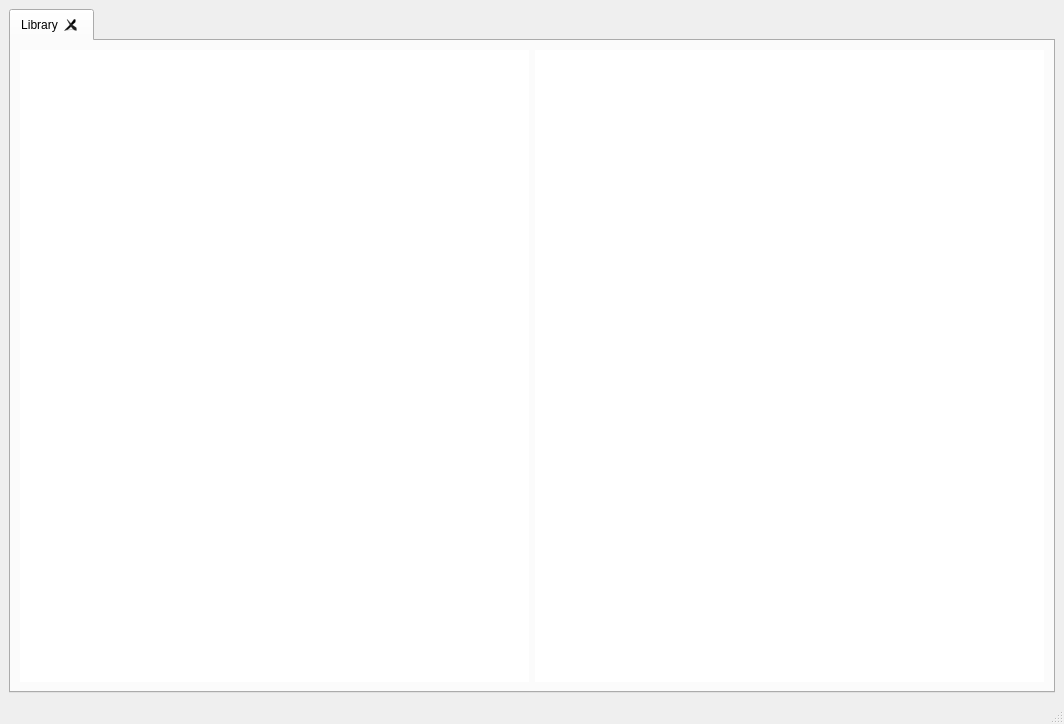
This is resources/raw/main.ui in BasioMeusPuga/Lector as Qt 5 draws it before an edit. The edited form follows.
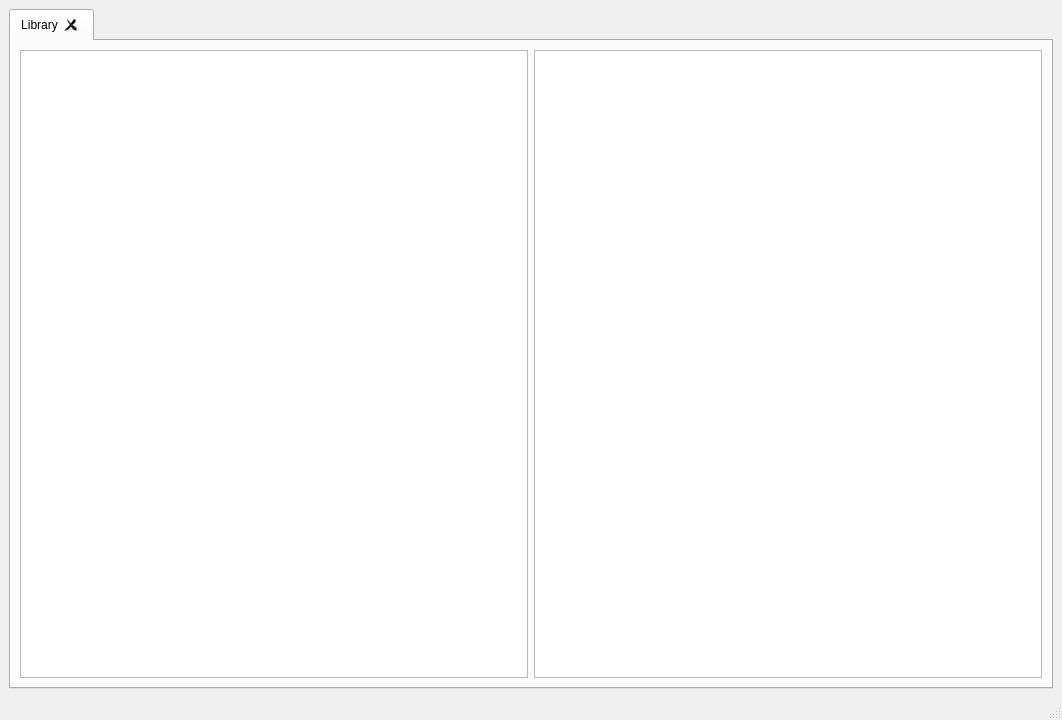
This is the edited form.

```diff
--- a/resources/raw/main.ui
+++ b/resources/raw/main.ui
@@ -6,8 +6,8 @@
    <rect>
     <x>0</x>
     <y>0</y>
-    <width>1064</width>
-    <height>724</height>
+    <width>1062</width>
+    <height>720</height>
    </rect>
   </property>
   <property name="windowTitle">
@@ -33,7 +33,7 @@
           <item>
            <widget class="QListView" name="listView">
             <property name="frameShape">
-             <enum>QFrame::NoFrame</enum>
+             <enum>QFrame::StyledPanel</enum>
             </property>
             <property name="editTriggers">
              <set>QAbstractItemView::NoEditTriggers</set>
@@ -73,7 +73,7 @@
           <item>
            <widget class="QTableView" name="tableView">
             <property name="frameShape">
-             <enum>QFrame::NoFrame</enum>
+             <enum>QFrame::StyledPanel</enum>
             </property>
             <property name="sizeAdjustPolicy">
              <enum>QAbstractScrollArea::AdjustToContentsOnFirstShow</enum>
```
